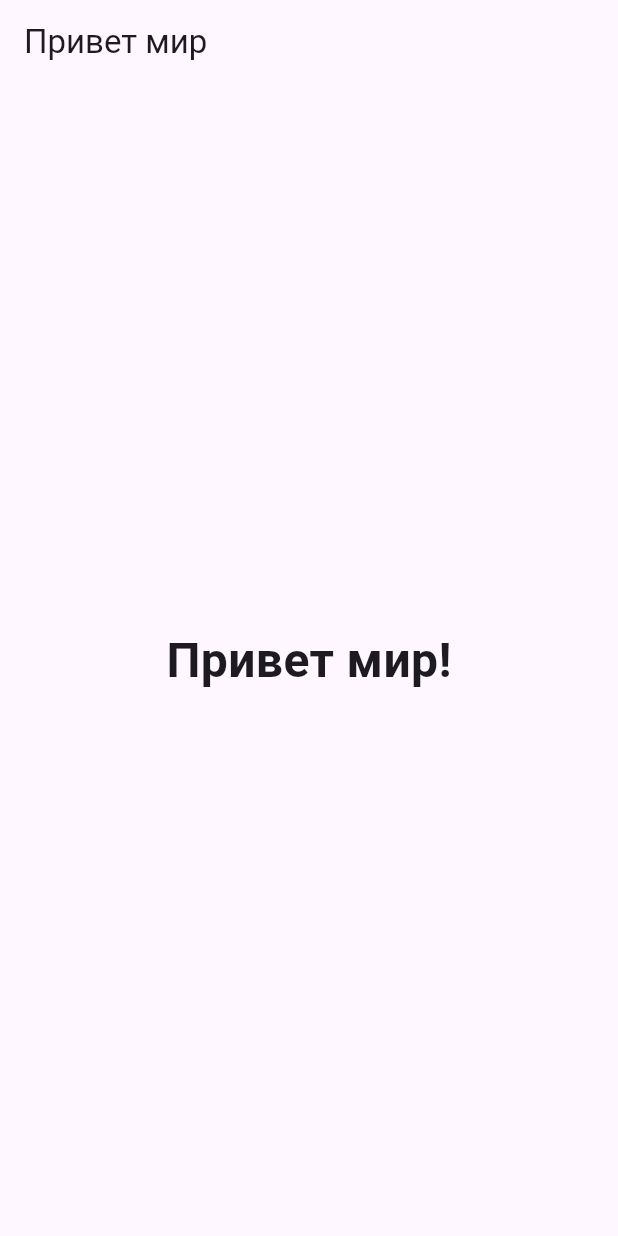
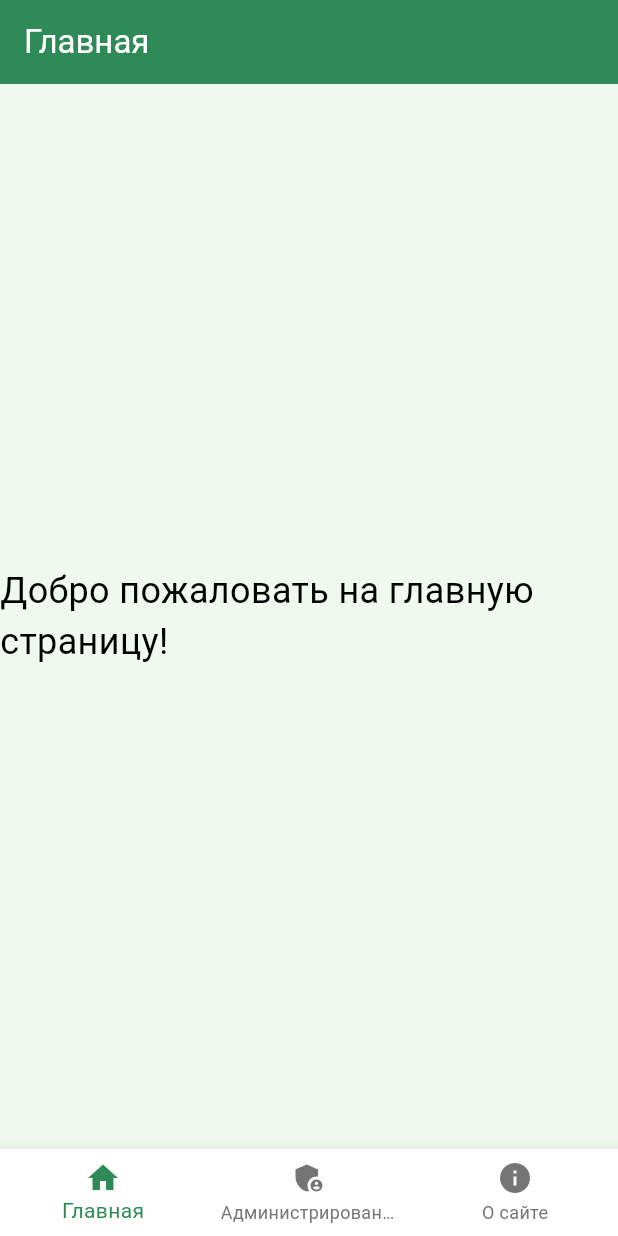
Before and after one commit to ResArt2005/flutter_project, a Flutter app: the screen it shows after launch, on a phone screen of 412 x 824 dp. Run offline on Flutter 3.47's test engine with Material 3 defaults, Android fonts, the light colour scheme and no system bars; our stand-ins replace go_router.

Commit message:
Изменение интерфейса

```diff
--- a/hello_world/lib/main.dart
+++ b/hello_world/lib/main.dart
@@ -1,38 +1,136 @@
 import 'package:flutter/material.dart';
+import 'package:go_router/go_router.dart';
+import 'pages/home_page.dart';
+import 'pages/admin_page.dart';
+import 'pages/about_page.dart';
 
 void main() {
   runApp(const MyApp());
 }
+
+final _router = GoRouter(
+  routes: [
+    GoRoute(
+      path: '/',
+      builder: (context, state) => const MainNavigation(),
+    ),
+    GoRoute(
+      path: '/admin',
+      builder: (context, state) => const MainNavigation(selectedIndex: 1),
+    ),
+    GoRoute(
+      path: '/about',
+      builder: (context, state) => const MainNavigation(selectedIndex: 2),
+    ),
+  ],
+);
 
 class MyApp extends StatelessWidget {
   const MyApp({super.key});
 
   @override
   Widget build(BuildContext context) {
-    return MaterialApp(
-      title: 'Привет мир',
+    return MaterialApp.router(
+      title: 'Flutter Site',
       theme: ThemeData(
-        primarySwatch: Colors.blue,
+        primarySwatch: Colors.green,
+        primaryColor: const Color(0xFF2E8B57), // тёмно-салатовый
+        colorScheme: ColorScheme.fromSwatch(
+          primarySwatch: Colors.green,
+          accentColor: const Color(0xFF3CB371), // средний салатовый
+        ),
+        scaffoldBackgroundColor: const Color(0xFFF0F8F0), // светлый салатовый фон
+        appBarTheme: const AppBarTheme(
+          backgroundColor: Color(0xFF2E8B57),
+          foregroundColor: Colors.white,
+        ),
+        floatingActionButtonTheme: const FloatingActionButtonThemeData(
+          backgroundColor: Color(0xFF3CB371),
+        ),
+        bottomNavigationBarTheme: BottomNavigationBarThemeData(
+          selectedItemColor: const Color(0xFF2E8B57),
+          unselectedItemColor: Colors.grey[600],
+        ),
       ),
-      home: const MyHomePage(),
+      routerConfig: _router,
     );
   }
 }
 
-class MyHomePage extends StatelessWidget {
-  const MyHomePage({super.key});
+class MainNavigation extends StatefulWidget {
+  final int selectedIndex;
+
+  const MainNavigation({super.key, this.selectedIndex = 0});
+
+  @override
+  State<MainNavigation> createState() => _MainNavigationState();
+}
+
+class _MainNavigationState extends State<MainNavigation> {
+  late int _selectedIndex;
+
+  static const List<Widget> _pages = <Widget>[
+    HomePage(),
+    AdminPage(),
+    AboutPage(),
+  ];
+
+  @override
+  void initState() {
+    super.initState();
+    _selectedIndex = widget.selectedIndex;
+  }
+
+  @override
+  void didUpdateWidget(MainNavigation oldWidget) {
+    super.didUpdateWidget(oldWidget);
+    if (widget.selectedIndex != oldWidget.selectedIndex) {
+      setState(() {
+        _selectedIndex = widget.selectedIndex;
+      });
+    }
+  }
+
+  void _onItemTapped(int index) {
+    setState(() {
+      _selectedIndex = index;
+    });
+    // Изменяем URL в соответствии с выбранной вкладкой
+    switch (index) {
+      case 0:
+        context.go('/');
+        break;
+      case 1:
+        context.go('/admin');
+        break;
+      case 2:
+        context.go('/about');
+        break;
+    }
+  }
 
   @override
   Widget build(BuildContext context) {
     return Scaffold(
-      appBar: AppBar(
-        title: const Text('Привет мир'),
-      ),
-      body: const Center(
-        child: Text(
-          'Привет мир!',
-          style: TextStyle(fontSize: 32, fontWeight: FontWeight.bold),
-        ),
+      body: _pages[_selectedIndex],
+      bottomNavigationBar: BottomNavigationBar(
+        items: const <BottomNavigationBarItem>[
+          BottomNavigationBarItem(
+            icon: Icon(Icons.home),
+            label: 'Главная',
+          ),
+          BottomNavigationBarItem(
+            icon: Icon(Icons.admin_panel_settings),
+            label: 'Администрирование',
+          ),
+          BottomNavigationBarItem(
+            icon: Icon(Icons.info),
+            label: 'О сайте',
+          ),
+        ],
+        currentIndex: _selectedIndex,
+        selectedItemColor: Theme.of(context).primaryColor,
+        onTap: _onItemTapped,
       ),
     );
   }
--- /dev/null
+++ b/hello_world/lib/pages/home_page.dart
@@ -0,0 +1,20 @@
+import 'package:flutter/material.dart';
+
+class HomePage extends StatelessWidget {
+  const HomePage({super.key});
+
+  @override
+  Widget build(BuildContext context) {
+    return Scaffold(
+      appBar: AppBar(
+        title: const Text('Главная'),
+      ),
+      body: const Center(
+        child: Text(
+          'Добро пожаловать на главную страницу!',
+          style: TextStyle(fontSize: 24),
+        ),
+      ),
+    );
+  }
+}
--- a/hello_world/pubspec.yaml
+++ b/hello_world/pubspec.yaml
@@ -34,6 +34,9 @@ dependencies:
   # The following adds the Cupertino Icons font to your application.
   # Use with the CupertinoIcons class for iOS style icons.
   cupertino_icons: ^1.0.8
+  crypto: ^3.0.3
+  shared_preferences: ^2.2.2
+  go_router: ^14.0.2
 
 dev_dependencies:
   flutter_test:
```
Also changed, not shown: hello_world/lib/pages/about_page.dart (added, +20 -0 lines), hello_world/lib/pages/admin_page.dart (added, +100 -0 lines), hello_world/lib/pages/login_page.dart (added, +110 -0 lines), hello_world/lib/services/auth_service.dart (added, +43 -0 lines), hello_world/lib/services/database_service.dart (added, +37 -0 lines), hello_world/pubspec.lock, 1 other file.
